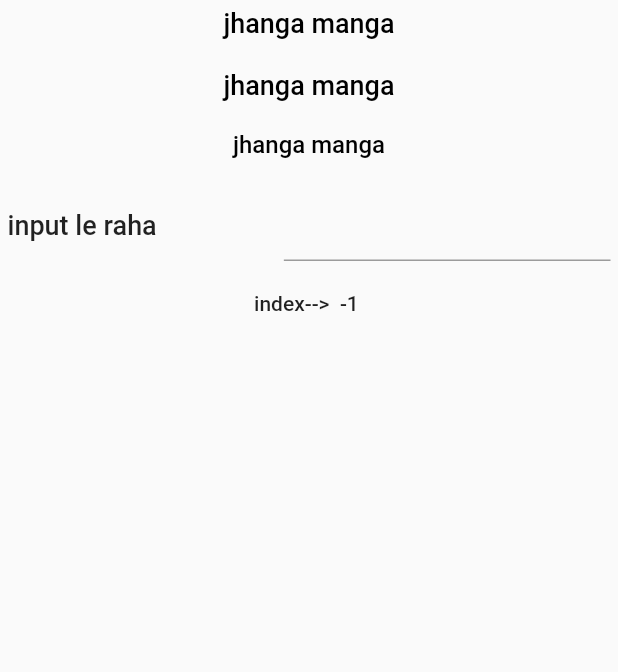
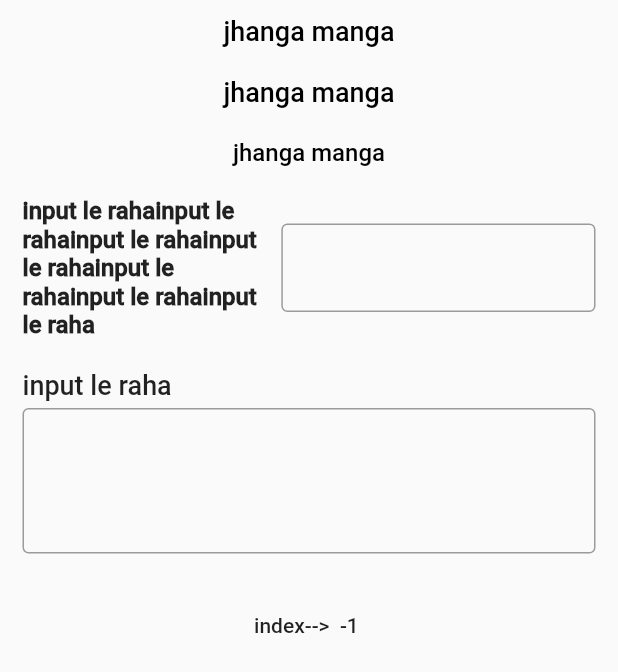
Before and after one commit to Satendra9984/veridox, a Flutter app: the screen it shows after launch, on a phone screen of 412 x 824 dp. Shown: the top 672 px of the screen. Run offline on Flutter 3.47's test engine with Material 2 defaults, Android fonts, the phone set to English and light mode, and no system bars; our stand-ins replace cloud_firestore, firebase_auth, firebase_core, pinput, shared_preferences; accounts and stored records are empty.

Commit message:
forms_widgets data change on click implemented

```diff
--- a/lib/form_builder_widgets/multi_line_input.dart
+++ b/lib/form_builder_widgets/multi_line_input.dart
@@ -1,10 +1,46 @@
 import 'package:flutter/material.dart';
 
-class MultiLineInput extends StatelessWidget {
-  const MultiLineInput({Key? key}) : super(key: key);
+class MultiLineInput extends StatefulWidget {
+  final Map<String, dynamic> widgetJson;
+  final Function(dynamic val) onChange;
+  const MultiLineInput({
+    Key? key,
+    required this.onChange,
+    required this.widgetJson,
+  }) : super(key: key);
 
   @override
+  State<MultiLineInput> createState() => _MultiLineInputState();
+}
+
+class _MultiLineInputState extends State<MultiLineInput> {
+  @override
   Widget build(BuildContext context) {
-    return Container();
+    return Column(
+      crossAxisAlignment: CrossAxisAlignment.start,
+      children: [
+        Text(
+          '${widget.widgetJson['label']}',
+          softWrap: true,
+          style: TextStyle(fontSize: 18),
+        ),
+        const SizedBox(
+          height: 5,
+        ),
+        TextFormField(
+          onChanged: (val) => widget.onChange(val),
+          keyboardType: TextInputType.multiline,
+          textInputAction: TextInputAction.newline,
+          minLines: 3,
+          maxLines: null,
+          decoration: InputDecoration(
+            border: OutlineInputBorder(),
+          ),
+        ),
+        const SizedBox(
+          height: 20,
+        ),
+      ],
+    );
   }
 }
--- a/lib/form_builder_widgets/single_line_input.dart
+++ b/lib/form_builder_widgets/single_line_input.dart
@@ -5,7 +5,7 @@ import 'package:flutter/services.dart';
 class SingleLineInput extends StatefulWidget {
   // final String value;
   final Map<String, dynamic> widgetJson;
-  final Function(String val) onChange;
+  final Function(dynamic value) onChange;
   const SingleLineInput({
     Key? key,
     required this.onChange,
@@ -19,27 +19,40 @@ class SingleLineInput extends StatefulWidget {
 class _SingleLineInputState extends State<SingleLineInput> {
   @override
   Widget build(BuildContext context) {
-    return Row(
-      // crossAxisAlignment: CrossAxisAlignment.start,
+    return Column(
+      children: [
+        Row(
+          crossAxisAlignment: CrossAxisAlignment.center,
+          textBaseline: TextBaseline.alphabetic,
           children: [
             Expanded(
               flex: 4,
               child: Text(
                 '${widget.widgetJson['label']}',
                 style: const TextStyle(
-              fontSize: 18,
+                  fontSize: 16,
+                  fontWeight: FontWeight.bold,
                 ),
               ),
             ),
             const SizedBox(
-          height: 10,
-          width: 10,
+              // height: 10,
+              width: 5,
             ),
             Expanded(
               flex: 5,
               child: TextFormField(
                 onChanged: (val) => widget.onChange(val),
+                style: TextStyle(),
+                decoration: InputDecoration(
+                  border: OutlineInputBorder(),
                 ),
+              ),
+            ),
+          ],
+        ),
+        const SizedBox(
+          height: 20,
         ),
       ],
     );
--- a/lib/templates/form_page.dart
+++ b/lib/templates/form_page.dart
@@ -1,6 +1,4 @@
 import 'dart:convert';
-
-import 'package:flutter/cupertino.dart';
 import 'package:flutter/material.dart';
 import 'package:veridox/form_builder_widgets/date_time_picker.dart';
 import 'package:veridox/form_builder_widgets/dropdown_menu.dart';
@@ -35,8 +33,9 @@ class FormPage extends StatefulWidget {
       },
       {
         "type": "single_line_input",
-        "label": "input le raha",
-        "value": null,
+        "label":
+            "input le rahainput le rahainput le rahainput le rahainput le rahainput le rahainput le raha",
+        "value": true,
         "input_type": "string/integer/email/password",
         "hint": "yahan likho"
       },
@@ -101,7 +100,7 @@ class _FormState extends State<FormPage> with AutomaticKeepAliveClientMixin {
   }
 
   void _onUpdate(int ind, var value) {
-    // Todo : Now updata data on the _values
+    // Todo : Now update data on the _values
 
     setState(() {
       if (_values[ind].containsKey('value')) {
@@ -113,7 +112,7 @@ class _FormState extends State<FormPage> with AutomaticKeepAliveClientMixin {
   }
 
   String _prettyPrint(json) {
-    var encoder = JsonEncoder.withIndent(' ');
+    var encoder = const JsonEncoder.withIndent(' ');
     return encoder.convert(json);
   }
 
@@ -135,12 +134,10 @@ class _FormState extends State<FormPage> with AutomaticKeepAliveClientMixin {
             //   color: Colors.red,
             // ),
             height: MediaQuery.of(context).size.height,
-            padding: const EdgeInsets.only(left: 5, right: 5, top: 5),
+            padding: const EdgeInsets.only(left: 15, right: 15, top: 10),
             child: Column(
               children: [
                 Column(
-                  // mainAxisAlignment: MainAxisAlignment.center,
-                  // crossAxisAlignment: CrossAxisAlignment.stretch,
                   children: _widgetList.map(
                     (widgetData) {
                       final String type = widgetData['type'];
@@ -153,14 +150,17 @@ class _FormState extends State<FormPage> with AutomaticKeepAliveClientMixin {
                         return TextDisplay(widgetJson: widgetData);
                       } else if (type == 'single_line_input') {
                         return SingleLineInput(
+                            onChange: (val) {
+                              _onUpdate(i, val);
+                            },
+                            widgetJson: widgetData);
+                      } else if (type == 'multi_line_input') {
+                        return MultiLineInput(
                           onChange: (val) {
-                            // Todo: now value to be added in the _values
                             _onUpdate(i, val);
                           },
                           widgetJson: widgetData,
                         );
-                      } else if (type == 'multi_line_input') {
-                        return MultiLineInput();
                       } else if (type == 'table') {
                         return Table();
                       } else if (type == 'dropdown_menu') {
@@ -178,7 +178,7 @@ class _FormState extends State<FormPage> with AutomaticKeepAliveClientMixin {
                     },
                   ).toList(),
                 ),
-                SizedBox(
+                const SizedBox(
                   height: 20,
                 ),
                 Text('index-->  $currentInd \n $_result'),
```
Lines whose indentation alone changed are shown as unchanged.
